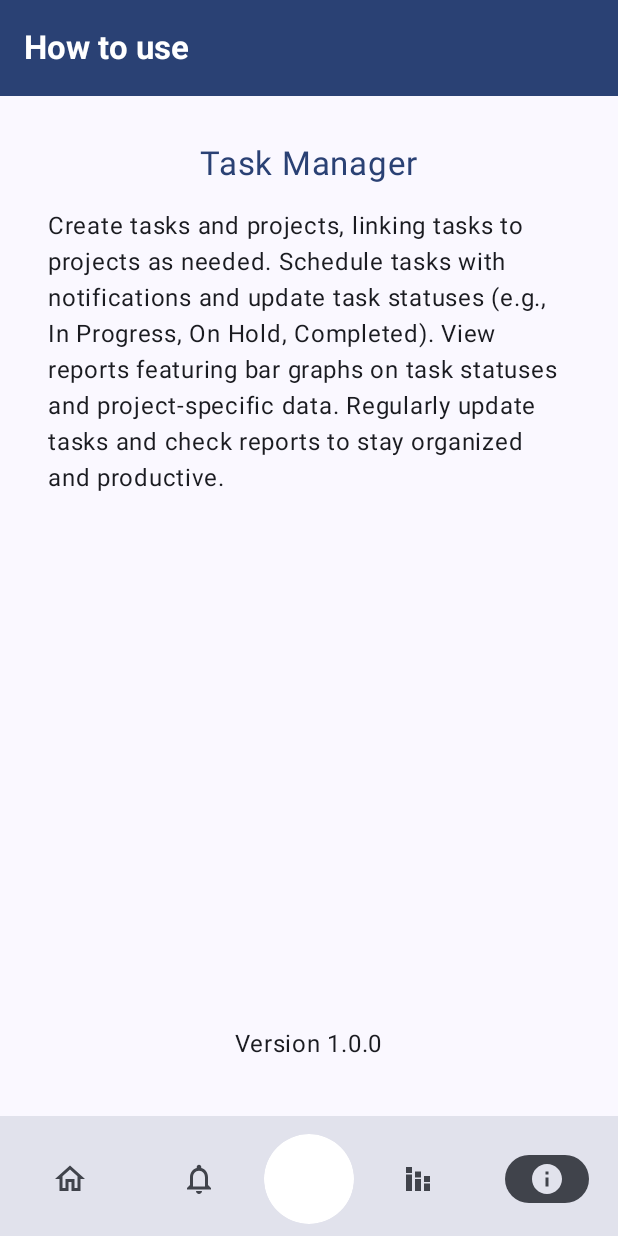
After one commit to Srinivas1109/Task-Manager-App, an Android app built with Jetpack Compose: the InfoScreen screen opened through its navigation route, on a phone screen of 412 x 824 dp. The commit adds this screen. Run offline under Robolectric (Android 15) with nearby library versions, the phone set to English and light mode, and no system bars; our stand-ins replace Dagger/Hilt's generated code.

Commit message:
info screen

```diff
--- a/app/src/main/java/com/benki/taskmanager/data/constants/NavigationRoutes.kt
+++ b/app/src/main/java/com/benki/taskmanager/data/constants/NavigationRoutes.kt
@@ -4,7 +4,7 @@ object NavigationRoutes {
     const val ON_BOARDING_ROUTE = "on_boarding"
     const val HOME = "home"
     const val NOTIFICATIONS = "notifications"
-    const val PROFILE = "profile"
+    const val INFO = "info"
     const val REPORT = "report"
     const val CREATE_TASK = "create_task"
     const val CREATE_PROJECT = "create_project"
--- a/app/src/main/java/com/benki/taskmanager/navigation/SetupNavGraph.kt
+++ b/app/src/main/java/com/benki/taskmanager/navigation/SetupNavGraph.kt
@@ -20,7 +20,7 @@ import com.benki.taskmanager.presentation.createtask.CreateTaskScreen
 import com.benki.taskmanager.presentation.home.HomeScreen
 import com.benki.taskmanager.presentation.notifications.NotificationScreen
 import com.benki.taskmanager.presentation.onboarding.OnBoardingScreen
-import com.benki.taskmanager.presentation.profile.ProfileScreen
+import com.benki.taskmanager.presentation.info.InfoScreen
 import com.benki.taskmanager.presentation.report.ReportScreen
 import com.benki.taskmanager.presentation.tasks.Tasks
 
@@ -55,8 +55,8 @@ fun SetupNavGraph(
         composable(route = NavigationRoutes.REPORT) {
             ReportScreen()
         }
-        composable(route = NavigationRoutes.PROFILE) {
-            ProfileScreen()
+        composable(route = NavigationRoutes.INFO) {
+            InfoScreen()
         }
         composable(route = NavigationRoutes.CREATE_TASK) {
             CreateTaskScreen(onBackButtonClick = { navHostController.popBackStack() },
--- a/app/src/main/java/com/benki/taskmanager/presentation/components/TaskManagerBottomBar.kt
+++ b/app/src/main/java/com/benki/taskmanager/presentation/components/TaskManagerBottomBar.kt
@@ -3,19 +3,17 @@ package com.benki.taskmanager.presentation.components
 import androidx.compose.foundation.background
 import androidx.compose.foundation.layout.Box
 import androidx.compose.foundation.layout.fillMaxSize
-import androidx.compose.foundation.layout.safeDrawingPadding
 import androidx.compose.foundation.layout.size
 import androidx.compose.foundation.shape.CircleShape
 import androidx.compose.material.icons.Icons
 import androidx.compose.material.icons.filled.Home
+import androidx.compose.material.icons.filled.Info
 import androidx.compose.material.icons.filled.Notifications
-import androidx.compose.material.icons.filled.NotificationsActive
-import androidx.compose.material.icons.filled.Person
 import androidx.compose.material.icons.filled.StackedBarChart
 import androidx.compose.material.icons.filled.Task
 import androidx.compose.material.icons.outlined.Home
+import androidx.compose.material.icons.outlined.Info
 import androidx.compose.material.icons.outlined.Notifications
-import androidx.compose.material.icons.outlined.Person
 import androidx.compose.material.icons.outlined.StackedBarChart
 import androidx.compose.material3.BottomAppBar
 import androidx.compose.material3.Icon
@@ -24,7 +22,6 @@ import androidx.compose.material3.IconButtonDefaults
 import androidx.compose.material3.MaterialTheme
 import androidx.compose.material3.NavigationBarItem
 import androidx.compose.material3.NavigationBarItemDefaults
-import androidx.compose.material3.Text
 import androidx.compose.runtime.Composable
 import androidx.compose.ui.Alignment
 import androidx.compose.ui.Modifier
@@ -33,7 +30,7 @@ import androidx.compose.ui.unit.dp
 import androidx.navigation.NavController
 import com.benki.taskmanager.data.constants.NavigationRoutes.HOME
 import com.benki.taskmanager.data.constants.NavigationRoutes.NOTIFICATIONS
-import com.benki.taskmanager.data.constants.NavigationRoutes.PROFILE
+import com.benki.taskmanager.data.constants.NavigationRoutes.INFO
 import com.benki.taskmanager.data.constants.NavigationRoutes.REPORT
 
 @Composable
@@ -144,16 +141,16 @@ fun TaskManagerBottomBar(
             )
 
             NavigationBarItem(
-                selected = activeScreen == PROFILE,
+                selected = activeScreen == INFO,
                 onClick = {
                     if (modalVisible) {
                         toggleModal(false)
                     }
-                    navController.navigate(PROFILE)
+                    navController.navigate(INFO)
                 },
                 icon = {
                     Icon(
-                        imageVector = if (activeScreen == PROFILE) Icons.Filled.Person else Icons.Outlined.Person,
+                        imageVector = if (activeScreen == INFO) Icons.Filled.Info else Icons.Outlined.Info,
                         contentDescription = null
                     )
                 },
--- /dev/null
+++ b/app/src/main/java/com/benki/taskmanager/presentation/info/InfoScreen.kt
@@ -0,0 +1,67 @@
+package com.benki.taskmanager.presentation.info
+
+import androidx.compose.foundation.layout.Arrangement
+import androidx.compose.foundation.layout.Column
+import androidx.compose.foundation.layout.WindowInsets
+import androidx.compose.foundation.layout.fillMaxSize
+import androidx.compose.foundation.layout.fillMaxWidth
+import androidx.compose.foundation.layout.padding
+import androidx.compose.foundation.layout.safeDrawingPadding
+import androidx.compose.foundation.layout.windowInsetsPadding
+import androidx.compose.material3.CenterAlignedTopAppBar
+import androidx.compose.material3.ExperimentalMaterial3Api
+import androidx.compose.material3.MaterialTheme
+import androidx.compose.material3.Text
+import androidx.compose.material3.TopAppBar
+import androidx.compose.material3.TopAppBarDefaults
+import androidx.compose.runtime.Composable
+import androidx.compose.ui.Alignment
+import androidx.compose.ui.Modifier
+import androidx.compose.ui.graphics.Color
+import androidx.compose.ui.res.stringResource
+import androidx.compose.ui.text.font.FontWeight
+import androidx.compose.ui.unit.dp
+import com.benki.taskmanager.R
+
+@OptIn(ExperimentalMaterial3Api::class)
+@Composable
+fun InfoScreen(modifier: Modifier = Modifier) {
+    Column(modifier = modifier.fillMaxSize()) {
+        TopAppBar(
+            title = { Text(text = "How to use", fontWeight = FontWeight.Bold) },
+            colors = TopAppBarDefaults.topAppBarColors(
+                containerColor = MaterialTheme.colorScheme.primary,
+                titleContentColor = Color.White,
+                navigationIconContentColor = Color.White
+            )
+        )
+        Column(
+            modifier = modifier
+                .padding(16.dp)
+                .fillMaxSize()
+                .windowInsetsPadding(WindowInsets(bottom = 100.dp)),
+            horizontalAlignment = Alignment.CenterHorizontally,
+            verticalArrangement = Arrangement.SpaceBetween
+        ) {
+            Column(
+                modifier = modifier
+                    .padding(16.dp)
+                    .fillMaxWidth(),
+                horizontalAlignment = Alignment.CenterHorizontally,
+                verticalArrangement = Arrangement.spacedBy(16.dp)
+            ) {
+                Text(
+                    text = "Task Manager",
+                    fontSize = MaterialTheme.typography.titleLarge.fontSize,
+                    fontWeight = MaterialTheme.typography.titleLarge.fontWeight,
+                    color = MaterialTheme.colorScheme.primary
+                )
+
+                Text(text = stringResource(R.string.app_info))
+            }
+
+            Text(text = "Version 1.0.0", color = MaterialTheme.colorScheme.onBackground)
+
+        }
+    }
+}
--- a/app/src/main/java/com/benki/taskmanager/presentation/profile/HomeScreen.kt
+++ /dev/null
@@ -1,13 +0,0 @@
-package com.benki.taskmanager.presentation.profile
-
-import androidx.compose.foundation.layout.Column
-import androidx.compose.material3.Text
-import androidx.compose.runtime.Composable
-import androidx.compose.ui.Modifier
-
-@Composable
-fun ProfileScreen(modifier: Modifier = Modifier) {
-    Column {
-        Text(text = "Profile screen")
-    }
-}
--- a/app/src/main/res/values/strings.xml
+++ b/app/src/main/res/values/strings.xml
@@ -15,4 +15,5 @@
     <string name="overdue_tasks">You have no overdue tasks. Well done on staying on top of things!</string>
     <string name="reopened_tasks">ou have no reopened tasks. Everything is on the right track!</string>
     <string name="in_review_tasks">You have no tasks in review. Everything has been checked and approved!</string>
+    <string name="app_info">Create tasks and projects, linking tasks to projects as needed. Schedule tasks with notifications and update task statuses (e.g., In Progress, On Hold, Completed). View reports featuring bar graphs on task statuses and project-specific data. Regularly update tasks and check reports to stay organized and productive.</string>
 </resources>
```
